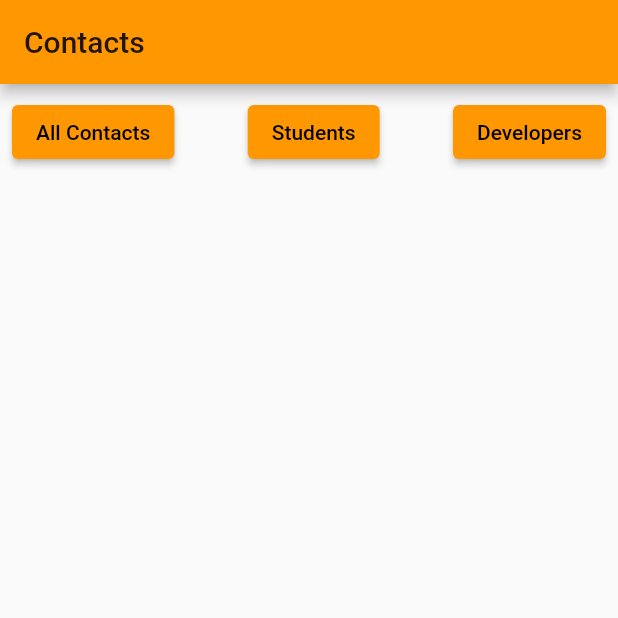
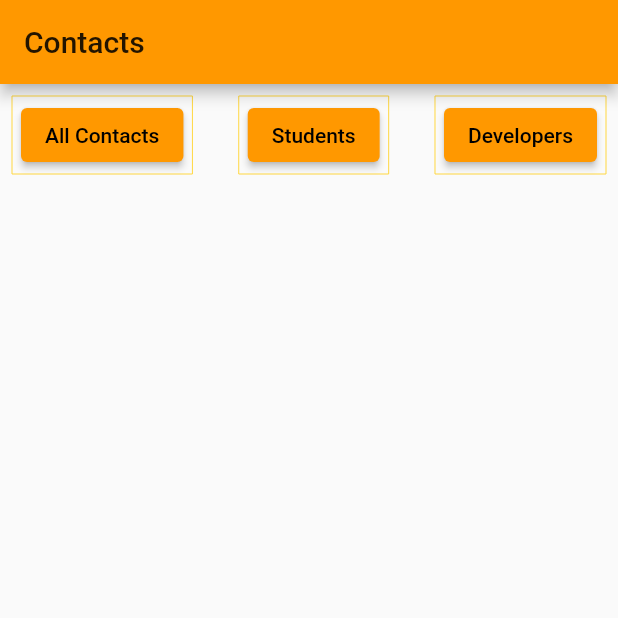
Before and after one commit to Abdalodj/flutter-bloc-state-management, a Flutter app: the screen it shows after launch, on a phone screen of 412 x 824 dp, the top half of it. Run offline on Flutter 3.47's test engine with Material 2 defaults, Android fonts, the light colour scheme and no system bars; our stand-ins replace bloc, flutter_bloc, get_it.

Commit message:
Refactoring done!

```diff
--- a/lib/bloc/contacts.actions.dart
+++ b/lib/bloc/contacts.actions.dart
@@ -1,8 +1,3 @@
-
-
-import 'package:bloc_rx_app/enums/enums.dart';
-import 'package:bloc_rx_app/models/contact.model.dart';
-
 abstract class ContactsEvent {}
 
 class LoadAllContactsEvent extends ContactsEvent {}
--- a/lib/main.dart
+++ b/lib/main.dart
@@ -4,19 +4,18 @@ import 'package:bloc_rx_app/repositories/contacts.repo.dart';
 import 'package:bloc_rx_app/ui/pages/contacts/contacts.page.dart';
 import 'package:flutter/material.dart';
 import 'package:flutter_bloc/flutter_bloc.dart';
-
-import 'bloc/contacts.actions.dart';
+import 'package:get_it/get_it.dart';
 import 'bloc/contacts.state.dart';
 import 'enums/enums.dart';
 
 void main() {
+  GetIt.instance.registerLazySingleton(() => new ContactsRepository());
   runApp(MyApp());
 }
 
 class MyApp extends StatelessWidget {
   @override
   Widget build(BuildContext context) {
-    // TODO: implement build
     return MultiBlocProvider(
       providers: [
         BlocProvider(
@@ -25,7 +24,7 @@ class MyApp extends StatelessWidget {
                     contacts: [],
                     errorMessage: '',
                     requestState: RequestState.NONE),
-                contactsRepository: new ContactsRepository())),
+                contactsRepository: GetIt.I<ContactsRepository>())),
       ],
       child: MaterialApp(
         debugShowCheckedModeBanner: false,
--- a/lib/ui/pages/contacts/contacts.page.dart
+++ b/lib/ui/pages/contacts/contacts.page.dart
@@ -2,6 +2,9 @@ import 'package:bloc_rx_app/bloc/contacts.actions.dart';
 import 'package:bloc_rx_app/bloc/contacts.bloc.dart';
 import 'package:bloc_rx_app/bloc/contacts.state.dart';
 import 'package:bloc_rx_app/enums/enums.dart';
+import 'package:bloc_rx_app/ui/pages/contacts/widgets/contacts.bar.buttons.dart';
+import 'package:bloc_rx_app/ui/pages/contacts/widgets/contacts.list.dart';
+import 'package:bloc_rx_app/ui/shared/error.retry_action.dart';
 import 'package:flutter/material.dart';
 import 'package:flutter_bloc/flutter_bloc.dart';
 
@@ -16,85 +19,22 @@ class ContactsPage extends StatelessWidget {
       ),
       body: Column(
         children: [
-          Padding(
-            padding: const EdgeInsets.all(8.0),
-            child: Row(
-              mainAxisAlignment: MainAxisAlignment.spaceBetween,
-              children: [
-                ElevatedButton(
-                  onPressed: () {
-                    context.read<ContactsBloc>().add(LoadAllContactsEvent());
-                  },
-                  child: Text('All Contacts'),
-                ),
-                ElevatedButton(
-                  onPressed: () {
-                    context.read<ContactsBloc>().add(LoadStudentsEvent());
-                  },
-                  child: Text('Students'),
-                ),
-                ElevatedButton(
-                  onPressed: () {
-                    context.read<ContactsBloc>().add(LoadDEvelopersEvent());
-                  },
-                  child: Text('Developers'),
-                ),
-              ],
-            ),
-          ),
+          ContactsBarButtons(),
           Expanded(
             child: BlocBuilder<ContactsBloc, ContactsState>(
                 builder: (context, state) {
               if (state.requestState == RequestState.LOADING) {
                 return Center(child: CircularProgressIndicator());
               } else if (state.requestState == RequestState.ERROR) {
-                return Column(
-                  mainAxisAlignment: MainAxisAlignment.center,
-                  children: [
-                    Text(
-                      '${state.errorMessage}',
-                    ),
-                    ElevatedButton(
-                        onPressed: () {
-                          context.read<ContactsBloc>().add(state.currentEvent);
-                        },
-                        child: Text(
-                          'Retry',
-                          style: TextStyle(color: Colors.white),
-                        ),
-                        style: ButtonStyle(
-                          backgroundColor: MaterialStateProperty.all<Color>(
-                              Colors.deepOrange),
-                        ))
-                  ],
+                return ErrorRetryMessage(
+                  errorMessage: state.errorMessage,
+                  onAction: () {
+                    context.read<ContactsBloc>().add(state.currentEvent);
+                  },
                 );
               } else if (state.requestState == RequestState.LOADED) {
-                return ListView.builder(
-                  itemCount: state.contacts.length,
-                  itemBuilder: (context, index) {
-                    return ListTile(
-                      title: Row(
-                        mainAxisAlignment: MainAxisAlignment.spaceBetween,
-                        children: [
-                          Row(
-                            mainAxisAlignment: MainAxisAlignment.start,
-                            children: [
-                              CircleAvatar(
-                                  child:
-                                      Text('${state.contacts[index].profile}')),
-                              SizedBox(
-                                width: 10,
-                              ),
-                              Text("${state.contacts[index].name}"),
-                            ],
-                          ),
-                          CircleAvatar(
-                            child: Text('${state.contacts[index].score}'),
-                          ),
-                        ],
-                      ),
-                    );
-                  },
+                return ContactsList(
+                  contacts: state.contacts,
                 );
               } else {
                 return Container();
--- /dev/null
+++ b/lib/ui/pages/contacts/widgets/contacts.bar.buttons.dart
@@ -0,0 +1,24 @@
+import 'package:bloc_rx_app/bloc/contacts.actions.dart';
+import 'package:bloc_rx_app/bloc/contacts.bloc.dart';
+import 'package:bloc_rx_app/ui/pages/contacts/widgets/contacts.button.item.dart';
+import 'package:flutter/material.dart';
+import 'package:flutter_bloc/flutter_bloc.dart';
+
+class ContactsBarButtons extends StatelessWidget {
+  const ContactsBarButtons({Key key}) : super(key: key);
+
+  @override
+  Widget build(BuildContext context) {
+    return Padding(
+      padding: const EdgeInsets.all(8.0),
+      child: Row(
+        mainAxisAlignment: MainAxisAlignment.spaceBetween,
+        children: [
+          ContactsButtonItem(butonLabel: 'All Contacts', contactsEvent: new LoadAllContactsEvent(),),
+          ContactsButtonItem(butonLabel: 'Students', contactsEvent: new LoadStudentsEvent(),),
+          ContactsButtonItem(butonLabel: 'Developers', contactsEvent: new LoadDEvelopersEvent(),),
+        ],
+      ),
+    );
+  }
+}
--- /dev/null
+++ b/lib/ui/pages/contacts/widgets/contacts.button.item.dart
@@ -0,0 +1,37 @@
+import 'package:bloc_rx_app/bloc/contacts.actions.dart';
+import 'package:bloc_rx_app/bloc/contacts.bloc.dart';
+import 'package:bloc_rx_app/bloc/contacts.state.dart';
+import 'package:flutter/material.dart';
+import 'package:flutter_bloc/flutter_bloc.dart';
+
+
+class ContactsButtonItem extends StatelessWidget {
+  final String butonLabel;
+  final ContactsEvent contactsEvent;
+
+
+  ContactsButtonItem({this.butonLabel, this.contactsEvent});
+
+  @override
+  Widget build(BuildContext context) {
+    return BlocBuilder<ContactsBloc, ContactsState>(
+      builder: (context, state) {
+        return Container(
+          padding: EdgeInsets.fromLTRB(6, 2, 6, 2),
+          decoration: BoxDecoration(
+              border: Border.all(
+                  width: (state.currentEvent.runtimeType == contactsEvent.runtimeType) ? 2 : 0,
+                  color: Colors.amberAccent
+              )
+          ),
+          child: ElevatedButton(
+            onPressed: () {
+              context.read<ContactsBloc>().add(contactsEvent);
+            },
+            child: Text(butonLabel),
+          ),
+        );
+      },
+    );
+  }
+}
--- a/pubspec.yaml
+++ b/pubspec.yaml
@@ -23,6 +23,7 @@ environment:
 dependencies:
   bloc:
   flutter_bloc:
+  get_it:
   flutter:
     sdk: flutter
 
```
Also changed, not shown: lib/ui/pages/contacts/widgets/contacts.list.dart (added, +41 -0 lines), lib/ui/shared/error.retry_action.dart (added, +33 -0 lines), pubspec.lock.
